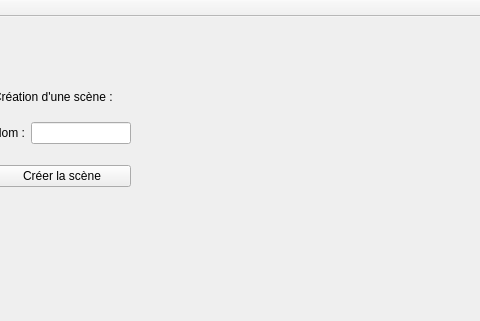
This is Scene/Webedia/Webedia.ui in charlesdesenclos/Projet-BTS-Webedia as Qt 5 draws it before an edit; both pictures show x 288 to 768 and y 0 to 321 of the 768 by 526 pixel window. The edited form follows.
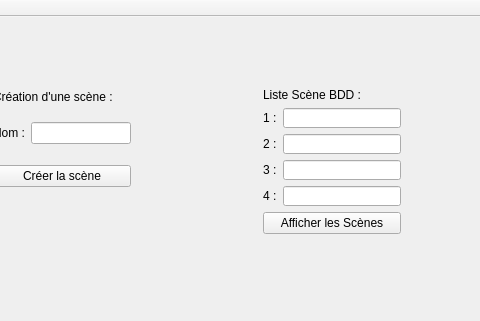
This is the edited form.

```diff
--- a/Scene/Webedia/Webedia.ui
+++ b/Scene/Webedia/Webedia.ui
@@ -80,6 +80,76 @@
      <string/>
     </property>
    </widget>
+   <widget class="QWidget" name="verticalLayoutWidget_2">
+    <property name="geometry">
+     <rect>
+      <x>540</x>
+      <y>60</y>
+      <width>160</width>
+      <height>168</height>
+     </rect>
+    </property>
+    <layout class="QVBoxLayout" name="verticalLayout_2">
+     <item>
+      <widget class="QLabel" name="label">
+       <property name="text">
+        <string>Liste Scène BDD :</string>
+       </property>
+      </widget>
+     </item>
+     <item>
+      <layout class="QFormLayout" name="formLayout">
+       <item row="2" column="0">
+        <widget class="QLabel" name="label_2">
+         <property name="text">
+          <string>1 :</string>
+         </property>
+        </widget>
+       </item>
+       <item row="2" column="1">
+        <widget class="QLineEdit" name="lineEdit"/>
+       </item>
+       <item row="3" column="0">
+        <widget class="QLabel" name="label_3">
+         <property name="text">
+          <string>2 :</string>
+         </property>
+        </widget>
+       </item>
+       <item row="3" column="1">
+        <widget class="QLineEdit" name="lineEdit_2"/>
+       </item>
+       <item row="4" column="0">
+        <widget class="QLabel" name="label_4">
+         <property name="text">
+          <string>3 :</string>
+         </property>
+        </widget>
+       </item>
+       <item row="4" column="1">
+        <widget class="QLineEdit" name="lineEdit_3"/>
+       </item>
+       <item row="5" column="0">
+        <widget class="QLabel" name="label_5">
+         <property name="text">
+          <string>4 :</string>
+         </property>
+        </widget>
+       </item>
+       <item row="5" column="1">
+        <widget class="QLineEdit" name="lineEdit_4"/>
+       </item>
+      </layout>
+     </item>
+     <item>
+      <widget class="QPushButton" name="pushButton">
+       <property name="text">
+        <string>Afficher les Scènes</string>
+       </property>
+      </widget>
+     </item>
+    </layout>
+   </widget>
   </widget>
   <widget class="QMenuBar" name="menuBar">
    <property name="geometry">
```
